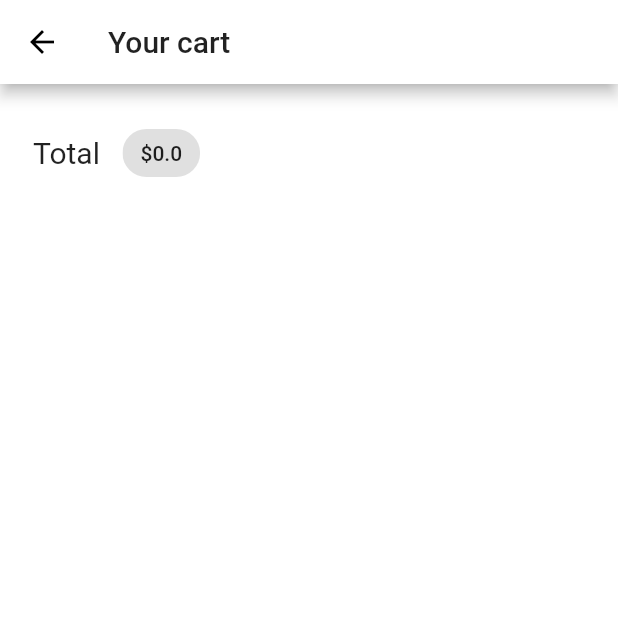
After one commit to tamagossi/learn-flutter-tokalog, a Flutter app: the CartScreen screen opened directly, on a phone screen of 412 x 824 dp, the top half of it. The commit adds this screen. Run offline on Flutter 3.47's test engine with Material 2 defaults, Android fonts, the phone set to English and light mode, and no system bars; our stand-ins replace cached_network_image, google_fonts; network calls fail; Roboto replaces fonts that are missing (TextStyle).

Commit message:
feat(cart): construct cart screen
* contruct a cart screen

```diff
--- a/lib/providers/cart.dart
+++ b/lib/providers/cart.dart
@@ -45,4 +45,15 @@ class CartProvider with ChangeNotifier {
 
     return count;
   }
+
+  double get totalAmount {
+    var total = 0.0;
+
+    if (_carts.isNotEmpty) {
+      _carts.forEach((key, value) {
+        total += value.price;
+      });
+    }
+    return total;
+  }
 }
--- /dev/null
+++ b/lib/screens/cart.dart
@@ -0,0 +1,40 @@
+import 'package:flutter/material.dart';
+import 'package:provider/provider.dart';
+import 'package:tokalog/providers/cart.dart';
+
+class CartScreen extends StatefulWidget {
+  @override
+  _CartScreenState createState() => _CartScreenState();
+}
+
+class _CartScreenState extends State<CartScreen> {
+  @override
+  Widget build(BuildContext context) {
+    final cartProvider = Provider.of<CartProvider>(context);
+
+    return Scaffold(
+      appBar: AppBar(
+        title: Text('Your cart'),
+      ),
+      body: Column(
+        children: <Widget>[
+          Container(
+            padding: EdgeInsets.all(22),
+            child: Row(children: <Widget>[
+              Text(
+                'Total',
+                style: TextStyle(
+                  fontSize: 20,
+                ),
+              ),
+              SizedBox(width: 15),
+              Chip(
+                label: Text('\$${cartProvider.totalAmount}'),
+              ),
+            ]),
+          ),
+        ],
+      ),
+    );
+  }
+}
--- a/lib/screens/products/index.dart
+++ b/lib/screens/products/index.dart
@@ -7,6 +7,7 @@ import 'package:provider/provider.dart';
 import 'package:tokalog/models/product.dart';
 import 'package:tokalog/providers/cart.dart';
 import 'package:tokalog/providers/product.dart';
+import 'package:tokalog/screens/cart.dart';
 import 'package:tokalog/widgets/molecules/badge.dart';
 import 'package:tokalog/widgets/organism/product_item.dart';
 
@@ -79,12 +80,21 @@ class _ProductsScreenState extends State<ProductsScreen> {
         actions: [
           Container(
             margin: EdgeInsets.only(right: 10),
-            child: Consumer<CartProvider>(
-              builder: (_, cartProvider, __) => MoleculeBadge(
-                child: Icon(
-                  Platform.isIOS ? CupertinoIcons.cart : Icons.shopping_cart,
+            child: GestureDetector(
+              onTap: () {
+                Navigator.of(context).push(
+                  MaterialPageRoute(
+                    builder: (ctx) => CartScreen(),
+                  ),
+                );
+              },
+              child: Consumer<CartProvider>(
+                builder: (_, cartProvider, __) => MoleculeBadge(
+                  child: Icon(
+                    Platform.isIOS ? CupertinoIcons.cart : Icons.shopping_cart,
+                  ),
+                  value: cartProvider.cartCount.toString(),
                 ),
-                value: cartProvider.cartCount.toString(),
               ),
             ),
           ),
```
